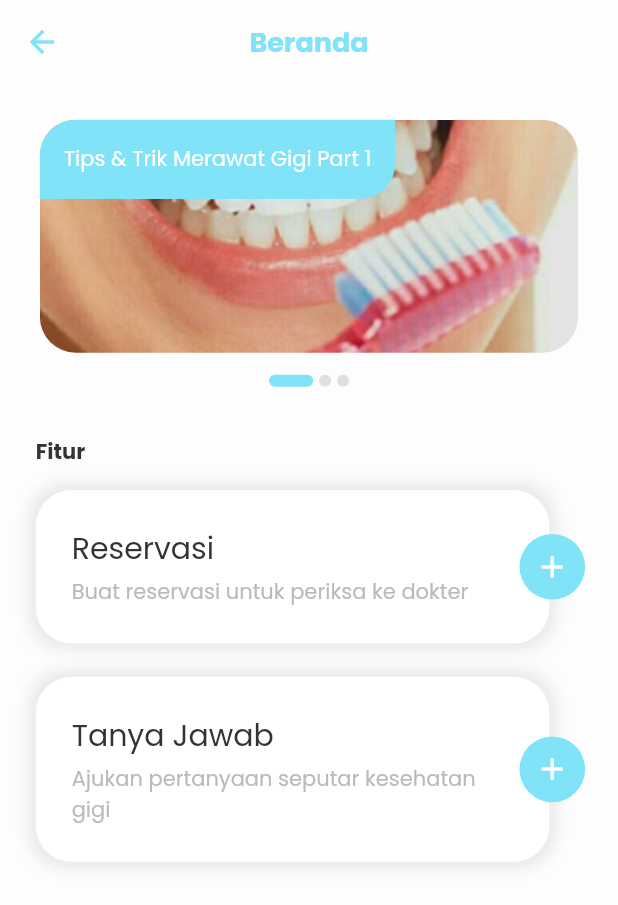
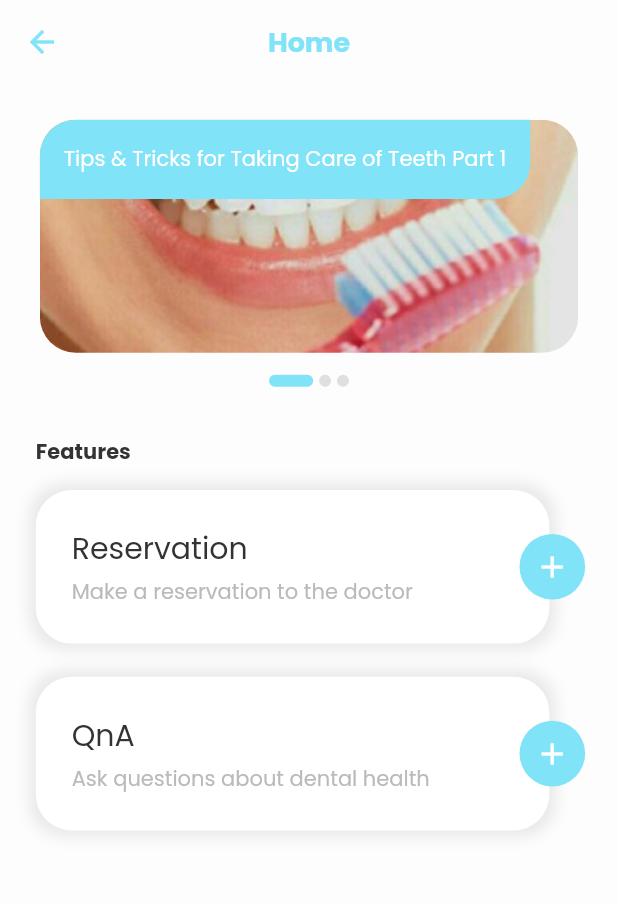
Before and after one commit to renosyah/dentistReservationApp, a Flutter app: the BodyHome screen opened directly, on a phone screen of 412 x 824 dp. Shown: the top 905 px of the screen. Run offline on Flutter 3.47's test engine with Material 2 defaults, Android fonts, the phone set to English and light mode, and no system bars; drawn by our look-alikes of carousel_slider; our stand-ins replace firebase_auth, firebase_core, firebase_messaging, flutter_local_notifications, flutter_svg, shared_preferences; accounts and stored records are empty; generated files the repository leaves out were written again.

Commit message:
localization en,id

```diff
--- /dev/null
+++ b/l10n.yaml
@@ -0,0 +1,3 @@
+arb-dir: lib/l10n
+template-arb-file: app_en.arb
+output-localization-file: app_localizations.dart
--- a/lib/main.dart
+++ b/lib/main.dart
@@ -5,6 +5,7 @@ import 'package:flutter/services.dart';
 import 'package:dentistReservationApp/utils/theme.dart';
 import 'package:dentistReservationApp/routing/routes.dart' as route;
 import 'package:firebase_core/firebase_core.dart';
+import 'package:flutter_gen/gen_l10n/app_localizations.dart';
 
 void main() async {
   WidgetsFlutterBinding.ensureInitialized();
@@ -18,10 +19,13 @@ class MyApp extends StatelessWidget {
     SystemChrome.setSystemUIOverlayStyle(SystemUiOverlayStyle(
         statusBarBrightness: Brightness.dark,
         statusBarIconBrightness: Brightness.dark,
-        statusBarColor: kBackground));
+        statusBarColor: kBackground)
+    );
     return MaterialApp(
+        localizationsDelegates: AppLocalizations.localizationsDelegates,
+        supportedLocales: AppLocalizations.supportedLocales,
         debugShowCheckedModeBanner: false,
-        title: 'Reservasi Dentist',
+        title: 'Dentist Reservation',
         theme: theme(),
         initialRoute: splash,
         onGenerateRoute: route.Routes.generateRoute);
--- a/lib/models/data_tips_and_tricks.dart
+++ b/lib/models/data_tips_and_tricks.dart
@@ -1,5 +1,5 @@
-
-import 'package:dentistReservationApp/utils/strings.dart';
+import 'package:flutter/material.dart';
+import 'package:flutter_gen/gen_l10n/app_localizations.dart';
 
 class TipsAndTrick {
   final String title;
@@ -7,37 +7,40 @@ class TipsAndTrick {
   final List<DetailTipsAndTrick> tipsAndTrikList;
 
   TipsAndTrick({this.title, this.image, this.tipsAndTrikList});
+
+  List<TipsAndTrick> getListTrickAndTips(BuildContext context) {
+    return [
+      TipsAndTrick(
+          title: AppLocalizations.of(context).tips1,
+          image: "assets/images/image1.jpg",
+          tipsAndTrikList: [
+            DetailTipsAndTrick(subtitle: AppLocalizations.of(context).subtitle1, description: AppLocalizations.of(context).desc1),
+            DetailTipsAndTrick(subtitle: AppLocalizations.of(context).subtitle2, description: AppLocalizations.of(context).desc2),
+            DetailTipsAndTrick(subtitle: AppLocalizations.of(context).subtitle3, description: AppLocalizations.of(context).desc3),
+            DetailTipsAndTrick(subtitle: AppLocalizations.of(context).subtitle4, description: AppLocalizations.of(context).desc4),
+          ]),
+      TipsAndTrick(
+          title: AppLocalizations.of(context).tips2,
+          image: "assets/images/image2.jpg",
+          tipsAndTrikList:[
+            DetailTipsAndTrick(subtitle: AppLocalizations.of(context).subtitle5, description: AppLocalizations.of(context).desc5),
+            DetailTipsAndTrick(subtitle: AppLocalizations.of(context).subtitle6, description: AppLocalizations.of(context).desc6),
+            DetailTipsAndTrick(subtitle: AppLocalizations.of(context).subtitle7, description: AppLocalizations.of(context).desc7),
+            DetailTipsAndTrick(subtitle: AppLocalizations.of(context).subtitle8, description: AppLocalizations.of(context).desc8),
+          ]),
+      TipsAndTrick(
+          title: AppLocalizations.of(context).tips3,
+          image: "assets/images/image3.jpg",
+          tipsAndTrikList: [
+            DetailTipsAndTrick(subtitle: AppLocalizations.of(context).subtitle9, description: AppLocalizations.of(context).desc9),
+            DetailTipsAndTrick(subtitle: AppLocalizations.of(context).subtitle10, description: AppLocalizations.of(context).desc10),
+            DetailTipsAndTrick(subtitle: AppLocalizations.of(context).subtitle11, description: AppLocalizations.of(context).desc11),
+            DetailTipsAndTrick(subtitle: AppLocalizations.of(context).subtitle12, description: AppLocalizations.of(context).desc12),
+          ]),
+    ];
+  }
 }
 
-List<TipsAndTrick> tipsAndTricks = [
-  TipsAndTrick(
-      title: tips1,
-      image: "assets/images/image1.jpg",
-      tipsAndTrikList: [
-        DetailTipsAndTrick(subtitle: subtitle1, description: desc1),
-        DetailTipsAndTrick(subtitle: subtitle2, description: desc2),
-        DetailTipsAndTrick(subtitle: subtitle3, description: desc3),
-        DetailTipsAndTrick(subtitle: subtitle4, description: desc4),
-      ]),
-  TipsAndTrick(
-      title: tips2,
-      image: "assets/images/image2.jpg",
-      tipsAndTrikList: [
-        DetailTipsAndTrick(subtitle: subtitle5, description: desc5),
-        DetailTipsAndTrick(subtitle: subtitle6, description: desc6),
-        DetailTipsAndTrick(subtitle: subtitle7, description: desc7),
-        DetailTipsAndTrick(subtitle: subtitle8, description: desc8),
-      ]),
-  TipsAndTrick(
-      title: tips3,
-      image: "assets/images/image3.jpg",
-      tipsAndTrikList: [
-        DetailTipsAndTrick(subtitle: subtitle9, description: desc9),
-        DetailTipsAndTrick(subtitle: subtitle10, description: desc10),
-        DetailTipsAndTrick(subtitle: subtitle11, description: desc11),
-        DetailTipsAndTrick(subtitle: subtitle12, description: desc12),
-      ]),
-];
 
 class DetailTipsAndTrick {
   final String subtitle;
--- a/lib/screens/about/about_screen.dart
+++ b/lib/screens/about/about_screen.dart
@@ -1,7 +1,7 @@
 import 'package:dentistReservationApp/utils/colors.dart';
 import 'package:dentistReservationApp/utils/size_config.dart';
-import 'package:dentistReservationApp/utils/strings.dart';
 import 'package:flutter/material.dart';
+import 'package:flutter_gen/gen_l10n/app_localizations.dart';
 
 class AboutScreen extends StatelessWidget {
   @override
@@ -9,7 +9,7 @@ class AboutScreen extends StatelessWidget {
     return Scaffold(
       appBar: AppBar(
         title: Text(
-          aboutApp,
+          AppLocalizations.of(context).aboutApp,
           style: TextStyle(
               color: kPrimary, fontSize: 18.0, fontWeight: FontWeight.bold),
         ),
--- a/lib/screens/detail/detail_tips_screen.dart
+++ b/lib/screens/detail/detail_tips_screen.dart
@@ -1,7 +1,7 @@
 import 'package:dentistReservationApp/models/data_tips_and_tricks.dart';
 import 'package:dentistReservationApp/utils/colors.dart';
 import 'package:dentistReservationApp/utils/size_config.dart';
-import 'package:dentistReservationApp/utils/strings.dart';
+import 'package:flutter_gen/gen_l10n/app_localizations.dart';
 import 'package:flutter/material.dart';
 
 class DetailTipsScreen extends StatelessWidget {
@@ -18,7 +18,7 @@ class DetailTipsScreen extends StatelessWidget {
     return Scaffold(
       appBar: AppBar(
         title: Text(
-          tipsTitle,
+          AppLocalizations.of(context).tipsTitle,
           style: TextStyle(
               color: kPrimary, fontSize: 18.0, fontWeight: FontWeight.bold),
         ),
@@ -98,7 +98,7 @@ class DetailTipsScreen extends StatelessWidget {
               child: Align(
                 alignment: Alignment.center,
                 child: Text(
-                  "$developer $nim \nby Kementrian Kesehatan Republik Indonesia",
+                  "${AppLocalizations.of(context).developer} ${AppLocalizations.of(context).nim} \nby Kementrian Kesehatan Republik Indonesia",
                   textAlign: TextAlign.center,
                   style: TextStyle(
                     color: kText2,
--- a/lib/screens/help/help_screen.dart
+++ b/lib/screens/help/help_screen.dart
@@ -1,6 +1,6 @@
 import 'package:dentistReservationApp/utils/colors.dart';
 import 'package:dentistReservationApp/utils/size_config.dart';
-import 'package:dentistReservationApp/utils/strings.dart';
+import 'package:flutter_gen/gen_l10n/app_localizations.dart';
 import 'package:flutter/material.dart';
 
 class HelpScreen extends StatelessWidget {
@@ -9,7 +9,7 @@ class HelpScreen extends StatelessWidget {
     return Scaffold(
       appBar: AppBar(
         title: Text(
-          helpApp,
+          AppLocalizations.of(context).helpApp,
           style: TextStyle(
               color: kPrimary, fontSize: 18.0, fontWeight: FontWeight.bold),
         ),
--- a/lib/screens/home/components/body_home.dart
+++ b/lib/screens/home/components/body_home.dart
@@ -2,9 +2,9 @@ import 'package:dentistReservationApp/models/data_tips_and_tricks.dart';
 import 'package:dentistReservationApp/screens/detail/detail_tips_screen.dart';
 import 'package:dentistReservationApp/utils/colors.dart';
 import 'package:dentistReservationApp/utils/size_config.dart';
-import 'package:dentistReservationApp/utils/strings.dart';
 import 'package:flutter/material.dart';
 import 'package:carousel_slider/carousel_slider.dart' as carousel;
+import 'package:flutter_gen/gen_l10n/app_localizations.dart';
 
 class BodyHome extends StatefulWidget {
   final ValueChanged<int> onTap;
@@ -25,11 +25,12 @@ class _BodyHomeState extends State<BodyHome> {
 
   @override
   Widget build(BuildContext context) {
+    List<TipsAndTrick> _tipsAndTrick = new TipsAndTrick().getListTrickAndTips(context);
     return Scaffold(
       resizeToAvoidBottomInset: false,
       appBar: AppBar(
         title: Text(
-          navBarTextHome,
+          AppLocalizations.of(context).navBarTextHome,
           style: TextStyle(
               color: kPrimary, fontSize: 18.0, fontWeight: FontWeight.bold),
         ),
@@ -38,7 +39,7 @@ class _BodyHomeState extends State<BodyHome> {
         crossAxisAlignment: CrossAxisAlignment.start,
         children: [
           carousel.CarouselSlider(
-            items: tipsAndTricks.map((data) {
+            items: new TipsAndTrick().getListTrickAndTips(context).map((data) {
               return GestureDetector(
                 onTap: () => Navigator.push(
                     context,
@@ -113,8 +114,8 @@ class _BodyHomeState extends State<BodyHome> {
                 horizontal: getProportionateScreenWidth(24.0)),
             child: Row(
               mainAxisAlignment: MainAxisAlignment.center,
-              children: tipsAndTricks.map((data) {
-                int index = tipsAndTricks.lastIndexOf(data);
+              children: _tipsAndTrick .map((data) {
+                int index = _tipsAndTrick.lastIndexOf(data);
                 return AnimatedContainer(
                   duration: Duration(milliseconds: 400),
                   margin: EdgeInsets.symmetric(
@@ -138,7 +139,7 @@ class _BodyHomeState extends State<BodyHome> {
             padding: EdgeInsets.symmetric(
                 horizontal: getProportionateScreenWidth(24.0)),
             child: Text(
-              features,
+              AppLocalizations.of(context).features,
               style: TextStyle(
                   color: kText1, fontSize: 14.0, fontWeight: FontWeight.bold),
             ),
@@ -176,14 +177,14 @@ class _BodyHomeState extends State<BodyHome> {
                         mainAxisSize: MainAxisSize.min,
                         children: [
                           Text(
-                            navBarTextReservasi,
+                            AppLocalizations.of(context).navBarTextReservasi,
                             style: TextStyle(color: kText1, fontSize: 20.0),
                           ),
                           SizedBox(
                             height: getProportionateScreenHeight(4.0),
                           ),
                           Text(
-                            subtitleReservasi,
+                            AppLocalizations.of(context).subtitleReservasi,
                             style: TextStyle(color: kText2, fontSize: 14.0),
                           )
                         ],
@@ -232,7 +233,7 @@ class _BodyHomeState extends State<BodyHome> {
                             crossAxisAlignment: CrossAxisAlignment.start,
                             children: [
                               Text(
-                                asking,
+                                AppLocalizations.of(context).asking,
                                 style: TextStyle(
                                     color: kText1,
                                     fontSize: 18.0,
@@ -245,7 +246,7 @@ class _BodyHomeState extends State<BodyHome> {
                                   child: TextFormField(
                                 keyboardType: TextInputType.name,
                                 decoration: InputDecoration(
-                                  hintText: askingHint,
+                                  hintText: AppLocalizations.of(context).askingHint,
                                   filled: true,
                                   fillColor: kBackgroundTextField,
                                   contentPadding: EdgeInsets.symmetric(
@@ -277,7 +278,7 @@ class _BodyHomeState extends State<BodyHome> {
                                           MaterialStateProperty.all(kPrimary),
                                       elevation: MaterialStateProperty.all(0)),
                                   child: Text(
-                                    btnSend,
+                                    AppLocalizations.of(context).btnSend,
                                     style: TextStyle(
                                       color: kWhite,
                                       fontSize: 22.0,
@@ -317,14 +318,14 @@ class _BodyHomeState extends State<BodyHome> {
                         mainAxisSize: MainAxisSize.min,
                         children: [
                           Text(
-                            navBarTextQna,
+                            AppLocalizations.of(context).navBarTextQna,
                             style: TextStyle(color: kText1, fontSize: 20.0),
                           ),
                           SizedBox(
                             height: getProportionateScreenHeight(4.0),
                           ),
                           Text(
-                            subtitleQna,
+                            AppLocalizations.of(context).subtitleQna,
                             style: TextStyle(color: kText2, fontSize: 14.0),
                           )
                         ],
--- a/lib/screens/splash/splash_screen.dart
+++ b/lib/screens/splash/splash_screen.dart
@@ -3,7 +3,7 @@ import 'dart:async';
 import 'package:dentistReservationApp/routing/constanta.dart';
 import 'package:dentistReservationApp/utils/colors.dart';
 import 'package:dentistReservationApp/utils/size_config.dart';
-import 'package:dentistReservationApp/utils/strings.dart';
+import 'package:flutter_gen/gen_l10n/app_localizations.dart';
 import 'package:flutter/material.dart';
 
 class SplashScreen extends StatefulWidget {
@@ -52,14 +52,14 @@ class _SplashScreenState extends State<SplashScreen> {
               child: RichText(
                 textAlign: TextAlign.center,
                 text: TextSpan(
-                    text: developer,
+                    text: AppLocalizations.of(context).developer,
                     style: TextStyle(
                         fontSize: 20.0,
                         fontWeight: FontWeight.bold,
                         color: kPrimary),
                     children: [
                       TextSpan(
-                          text: nim,
+                          text: AppLocalizations.of(context).nim,
                           style: TextStyle(
                               fontSize: 16.0,
                               fontWeight: FontWeight.bold,
--- a/lib/utils/strings.dart
+++ /dev/null
@@ -1,101 +0,0 @@
-// text
-const nameHint = "Nama";
-const emailHint = "Email";
-const passwordHint = "Password";
-const time = "Waktu";
-const queueNumber = "Nomor Antrian";
-const askingHint = "Masukan pertanyaan Mu";
-
-// text btn auth
-const btnLogin = "Masuk";
-const btnLogout = "Keluar";
-const btnRegister = "Daftar";
-const btnSend = "Kirim";
-const dontHaveAnAccountYet = "Belum punya akun ? ";
-const alreadyHaveAnAccount = "Sudah punya akun ? ";
-const registerText = "Yuk Daftar!";
-const loginText = "Silahkan Masuk!";
-
-// text splash
-const developer = "Fransisco S B Thorison";
-const nim = "\n155410123";
-
-const features = "Fitur";
-
-// text nav & app bar
-const navBarTextHome = "Beranda";
-const navBarTextQna = "Tanya Jawab";
-const navBarTextReservasi = "Reservasi";
-const navBarTextProfile = "Profile";
-
-// empty screen
-const emptyReservasiTitle = "Reservasi Kosong";
-const emptyReservasiSubtitle =
-    "Anda belum melakukan reservasi. Buat reservasi untuk melakukan pemeriksaan gigi pada halaman ";
-const emptyQnaTitle = "Tanya Jawab Kosong";
-const emptyQnaSubtitle =
-    "Ajukan pertanyaan Anda terkait kesehatan gigi Anda pada halaman ";
-
-const answer = "Jawaban : ";
-
-const ask = "Pertanyaan";
-const textAnswer = "Jawaban";
-
-const note = "Note : Datanglah 30 menit sebelum jadwal yang\ntelah ditentukan";
-
-const subtitleReservasi = "Buat reservasi untuk periksa ke dokter";
-const subtitleQna = "Ajukan pertanyaan seputar kesehatan gigi";
-
-const tips1 = "Tips & Trik Merawat Gigi Part 1";
-const tips2 = "Tips & Trik Merawat Gigi Part 2";
-const tips3 = "Tips & Trik Merawat Gigi Part 3";
-
-const pending = "Menunggu...";
-
-const asking = "Ajukan Pertanyaan Mu";
-
-const tipsTitle = "Tips & Trik";
-
-const subtitle1 = "1. Menyikat gigi dengan benar";
-const subtitle2 = "2. Pilih sikat gigi yang sesuai";
-const subtitle3 = "3. Gunakan pasta gigi yang mengandung fluoride";
-const subtitle4 = "4. Bersihkan bagian lidah";
-const subtitle5 = "5. Lakukan flossing";
-const subtitle6 = "6. Jangan lupa menggosok gigi sebelum tidur";
-const subtitle7 = "7. Menggunakan obat kumur";
-const subtitle8 = "8. Konsumsi sayur dan buah";
-const subtitle9 = "9. Minum air putih";
-const subtitle10 = "10. Kurangi makanan yang asam dan bergula";
-const subtitle11 = "11. Hindari merokok";
-const subtitle12 = "12. Periksa gigi secara rutin";
-
-const desc1 =
-    "Selalu sikat gigi setidaknya dua kali sehari dan pastikan Anda menyikat gigi dengan benar. Jangan terlalu terburu-buru dalam membersihkan gigi, sikat gigi secara perlahan dan dengan pola melingkar untuk menghilangkan plak di gigi.";
-const desc2 =
-    "Faktor lain yang perlu diperhatikan saat menjaga kesehatan gigi dan mulut adalah pemilihan sikat gigi. Pilihlah sikat gigi dengan sikat yang lembut dan ganti sikat gigi jika terdapat bulu sikat yang bengkok. Bulu sikat yang bengkok atau tumpul dapat merusak gigi.";
-const desc3 =
-    "Selain sikat gigi, Anda juga harus memilih kandungan pasta gigi yang benar. Ahli menyarankan untuk menggunakan pasta gigi yang mengandung fluoride yang mampu melindungi gigi dari kerusakan dengan membasmi bakteri dan melindungi gigi.";
-const desc4 =
-    "Lidah merupakan salah satu bagian dalam mulut yang sering tidak diperhatikan saat merawat kesehatan gigi dan mulut.Padahal, plak juga bisa menumpuk di lidah Anda! Penumpukan plak di lidah dapat menyebabkan bau tidak sedap dan masalah kesehatan lainnya. Oleh karenanya, selalu bersihkan bagian lidah dengan perlahan setiap kali Anda menyikat gigi.";
-const desc5 =
-    "Tidak banyak orang yang menyadari pentingnya melakukan flossing atau pembersihan dengan benang gigi dalam menjaga kesehatan gigi dan mulut.Flossing tidak hanya bertujuan untuk mengeluarkan sisa makanan yang tersangkut di gigi, tetapi juga untuk mengurangi plak dan peradangan di gigi. Sebaiknya lakukan flossing sebanyak sehari sekali.";
-const desc6 =
-    "Saat sedang lelah dan ngantuk, mudah untuk melupakan hal kecil seperti menyikat gigi. Namun, Anda tetap perlu menyikat gigi sebelum tidur untuk menjaga kesehatan gigi dan mulut dengan  menghilangkan plak gigi dan bakteri yang ada dalam mulut seharian.";
-const desc7 =
-    "Meskipun Anda tidak wajib menggunakan obat kumur, tetapi obat kumur dapat membantu mengurangi keasaman di mulut, memberikan mineral pada gigi, serta membantu membersihkan gusi dan bagian gigi yang sulit disikat.";
-const desc8 =
-    "Mengonsumsi sayuran yang segar dan renyah dapat menstimulasi gigi dan gusi, serta menjaga kesehatan gigi dan mulut. Hal ini penting untuk diterapkan, khususnya untuk anak-anak.";
-const desc9 =
-    "Meminum air tidak hanya menghindarkan Anda dari dehidrasi, tetapi juga berguna menjaga kesehatan gigi dan mulut dengan membersihkan sisa makanan yang asam dan lengket dari mulut. Sebaiknya minumlah air sehabis makan.";
-const desc10 =
-    "Makanan yang mengandung asam dan gula dapat mengganggu kesehatan gigi dan mulut. Gula dapat menjadi asam di gigi yang mampu mengikis lapisan permukaan gigi dan menyebabkan lubang di gigi.";
-const desc11 =
-    "Tidak hanya berpotensi menyebabkan kanker mulut, kandungan nikotin dan tar dalam rokok dapat memberikan warna kuning pada gigi, meningkatkan penumpukan plak gigi, serta merusak gusi dan tulang yang menyokong gigi Anda.";
-const desc12 =
-    "Hal lain yang sering diabaikan dalam menjaga kesehatan gigi dan mulut adalah menjadwalkan pemeriksaan rutin dengan dokter gigi setidaknya dua kali dalam setahun.Menurut ahli, pemeriksaan dengan dokter gigi berguna untuk memeriksa kondisi gigi dan membersihkan karang gigi yang menumpuk.";
-
-const aboutApp = "Tentang Aplikasi";
-const aboutAppDesc = "Ketahui tentang aplikasi ini";
-
-const helpApp = "Bantuan";
-const helpAppDesc = "Tata cara menggunakan aplikasi ini";
--- a/pubspec.yaml
+++ b/pubspec.yaml
@@ -23,6 +23,9 @@ environment:
 dependencies:
   flutter:
     sdk: flutter
+  flutter_localizations:
+    sdk: flutter
+  intl: ^0.16.1
 
 dev_dependencies:
   flutter_test:
@@ -37,7 +40,6 @@ dev_dependencies:
   flutter_local_notifications: ^4.0.0
   font_awesome_flutter: ^8.11.0
   http: ^0.12.2
-  intl: ^0.16.1
   shared_preferences: ^0.5.12+4
   carousel_slider: ^3.0.0
 
@@ -50,7 +52,7 @@ dev_dependencies:
 # following page: https://dart.dev/tools/pub/pubspec
 # The following section is specific to Flutter.
 flutter:
-
+  generate: true
   # The following line ensures that the Material Icons font is
   # included with your application, so that you can use the icons in
   # the material Icons class.
```
Also changed, not shown: lib/l10n/app_en.arb (added, +282 -0 lines), lib/l10n/app_id.arb (added, +82 -0 lines), lib/screens/home/home_screen.dart (+11 -10 lines), lib/screens/login/login_screen.dart (+6 -6 lines), lib/screens/profile/profile_screen.dart (+7 -7 lines), lib/screens/qna/qna_screen.dart (+9 -9 lines), lib/screens/register/register_screen.dart (+7 -7 lines), lib/screens/reservasi/reservasi_screen.dart (+10 -10 lines), pubspec.lock.
